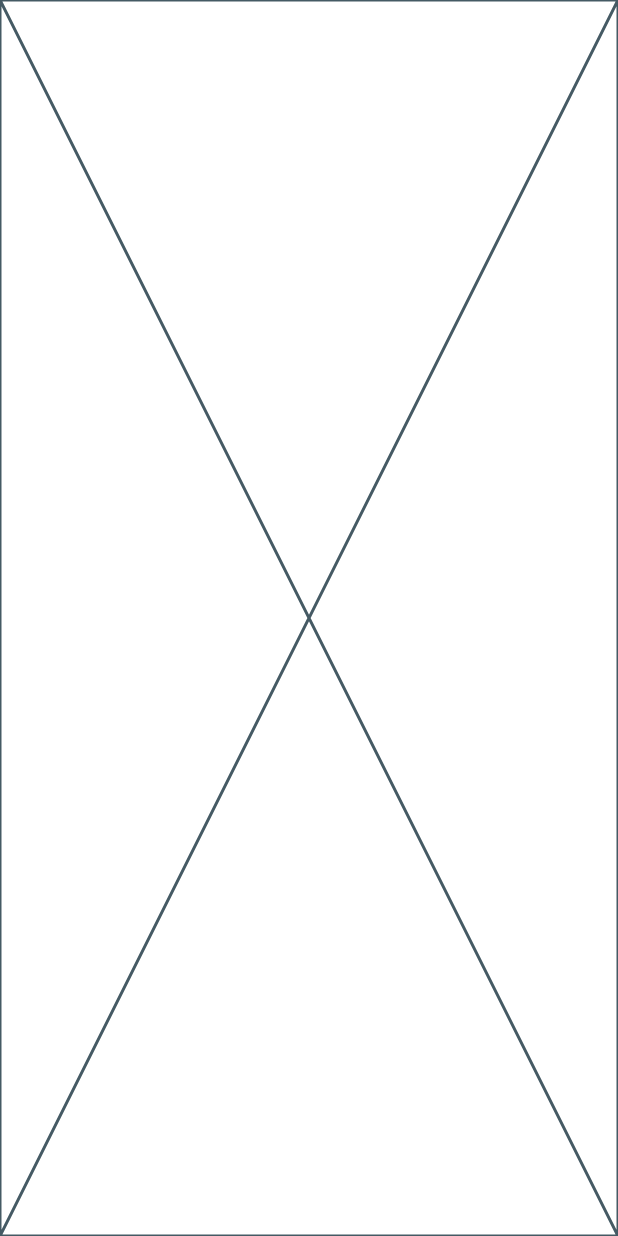
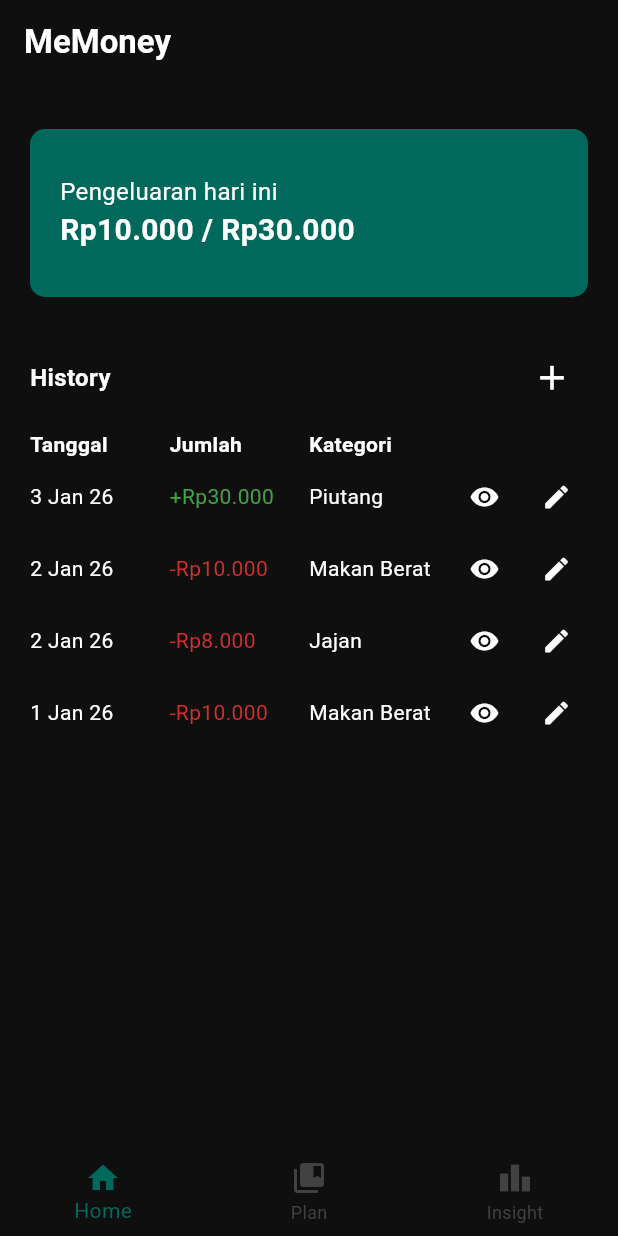
Before and after one commit to RaditAtalla/memoney, a Flutter app: the screen it shows after launch, on a phone screen of 412 x 824 dp. Run offline on Flutter 3.47's test engine with Material 3 defaults, Android fonts, the phone set to English and light mode, and no system bars.

Commit message:
add home screen

```diff
--- a/lib/home_screen.dart
+++ b/lib/home_screen.dart
@@ -10,6 +10,140 @@ class HomeScreen extends StatefulWidget {
 class _HomeScreenState extends State<HomeScreen> {
   @override
   Widget build(BuildContext context) {
-    return const Placeholder();
+    final List<Map<String, String>> dummy = [
+      {"tanggal": "3 Jan 26", "jumlah": "+Rp30.000", "kategori": "Piutang", "tipe": "plus"},
+      {"tanggal": "2 Jan 26", "jumlah": "-Rp10.000", "kategori": "Makan Berat", "tipe": "minus"},
+      {"tanggal": "2 Jan 26", "jumlah": "-Rp8.000", "kategori": "Jajan", "tipe": "minus"},
+      {"tanggal": "1 Jan 26", "jumlah": "-Rp10.000", "kategori": "Makan Berat", "tipe": "minus"},
+    ];
+
+    return Scaffold(
+        backgroundColor: Color(0xFF0F0F0F),
+
+      appBar: AppBar(
+        backgroundColor: Colors.transparent,
+        title: Text("MeMoney", style: TextStyle(fontWeight: FontWeight.bold, color: Colors.white)),
+      ),
+
+      body: Padding(
+        padding: const EdgeInsets.symmetric(horizontal: 20),
+        child: Column(
+          children: [
+            SizedBox(height: 30,),
+
+            // Info box
+            Container(
+              width: double.infinity,
+              padding: EdgeInsets.symmetric(horizontal: 20, vertical: 30),
+              decoration: BoxDecoration(
+                borderRadius: BorderRadius.circular(10),
+                color: Colors.teal[800],
+              ),
+              child: Column(
+                crossAxisAlignment: CrossAxisAlignment.start,
+                children: [
+                  Text("Pengeluaran hari ini", style: TextStyle(fontSize: 16, color: Colors.white)),
+                  Text(
+                    "Rp10.000 / Rp30.000",
+                    style: TextStyle(fontSize: 20, fontWeight: FontWeight.bold, color: Colors.white),
+                  ),
+                ],
+              ),
+            ),
+
+            SizedBox(height: 30),
+
+            // History
+            Column(
+              children: [
+                Row(
+                  mainAxisAlignment: MainAxisAlignment.spaceBetween,
+                  crossAxisAlignment: CrossAxisAlignment.center,
+                  children: [
+                    Text(
+                      "History",
+                      style: TextStyle(
+                        fontSize: 16,
+                        fontWeight: FontWeight.bold,
+                        color: Colors.white
+                      ),
+                    ),
+                    IconButton(
+                      onPressed: () {},
+                      icon: Icon(Icons.add, size: 27),
+                      color: Colors.white
+                    ),
+                  ],
+                ),
+                SizedBox(height: 10),
+                Table(
+                  defaultVerticalAlignment: TableCellVerticalAlignment.middle,
+                  children: [
+                    TableRow(
+                      children: [
+                        Text(
+                          "Tanggal",
+                          style: TextStyle(fontWeight: FontWeight.bold, color: Colors.white),
+                        ),
+                        Text(
+                          "Jumlah",
+                          style: TextStyle(fontWeight: FontWeight.bold, color: Colors.white),
+                        ),
+                        Text(
+                          "Kategori",
+                          style: TextStyle(fontWeight: FontWeight.bold, color: Colors.white),
+                        ),
+                        Text(""),
+                      ],
+                    ),
+                    for (var data in dummy)
+                      TableRow(
+                        children: [
+                          Text(data["tanggal"]!, style: TextStyle(color: Colors.white),),
+                          Text(data["jumlah"]!, style: TextStyle(color: data["tipe"] == "plus" ? Colors.green[600] : Colors.red[700]),),
+                          Text(data["kategori"]!, style: TextStyle(color: Colors.white),),
+                          Row(
+                            mainAxisAlignment: MainAxisAlignment.end,
+                            children: [
+                              IconButton(
+                                onPressed: () {},
+                                icon: Icon(Icons.remove_red_eye, size: 20),
+                                color: Colors.white
+                              ),
+                              IconButton(
+                                onPressed: () {},
+                                icon: Icon(Icons.edit, size: 20),
+                                color: Colors.white
+                              ),
+                            ],
+                          ),
+                        ],
+                      ),
+                  ],
+                ),
+              ],
+            ),
+          ],
+        ),
+      ),
+
+      bottomNavigationBar: BottomNavigationBar(
+        selectedItemColor: Colors.teal[800],
+        unselectedItemColor: Colors.grey[800],
+        backgroundColor: Colors.transparent,
+        elevation: 0,
+        items: [
+          BottomNavigationBarItem(icon: Icon(Icons.home), label: "Home"),
+          BottomNavigationBarItem(
+            icon: Icon(Icons.collections_bookmark),
+            label: "Plan",
+          ),
+          BottomNavigationBarItem(
+            icon: Icon(Icons.leaderboard),
+            label: "Insight",
+          ),
+        ],
+      ),
+    );
   }
 }
--- a/lib/main.dart
+++ b/lib/main.dart
@@ -12,7 +12,7 @@ class MainApp extends StatelessWidget {
   Widget build(BuildContext context) {
     return const MaterialApp(
       debugShowCheckedModeBanner: false,
-      home: HomeScreen()
+      home: HomeScreen(),
     );
   }
 }
```
